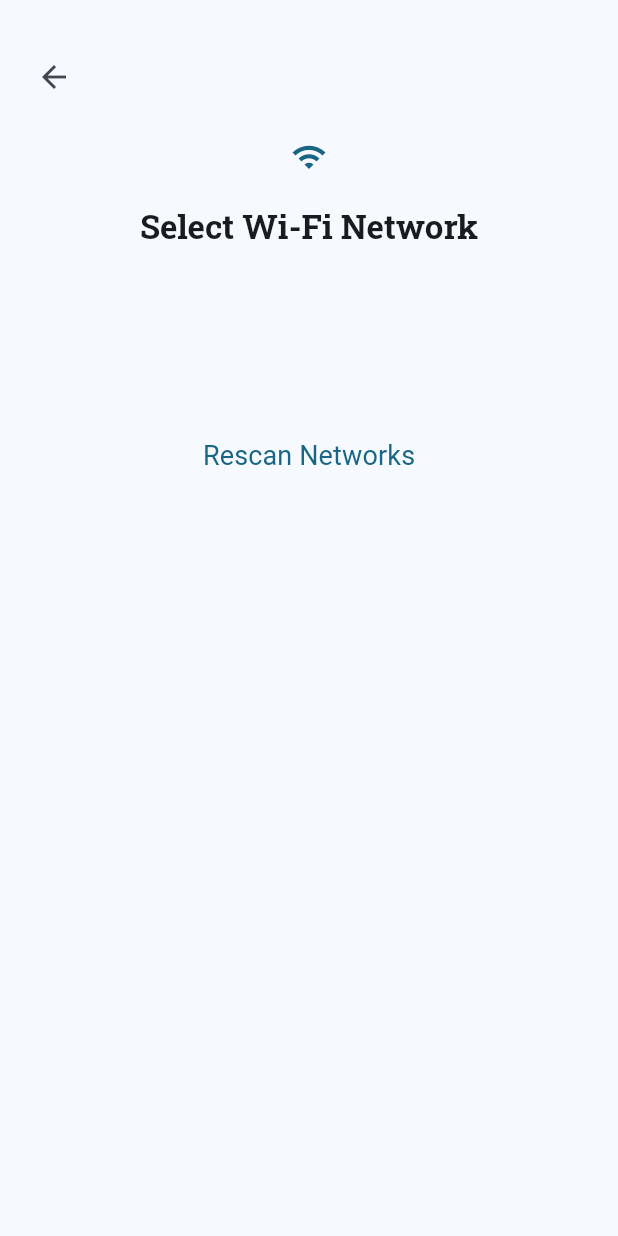
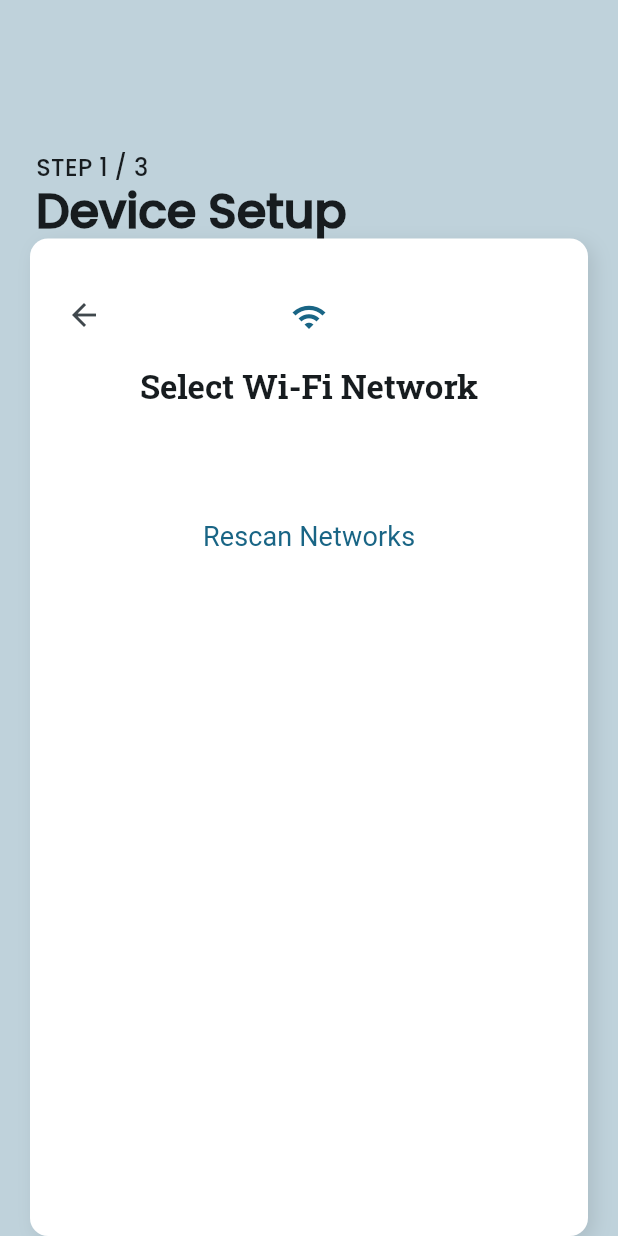
Before and after one commit to colint-designcatapult/pillorganizer, a Flutter app: the ProvisionSelectWifiPage screen opened directly with empty values, after a tap on "Rescan Networks", on a phone screen of 412 x 824 dp. Run offline on Flutter 3.47's test engine with Material 2 defaults, Android fonts, the light colour scheme and no system bars; drawn by our look-alikes of flutter_platform_widgets; our stand-ins replace convert, dio, equatable, firebase_core, firebase_messaging, fixnum and 14 more; missing offline and left inert: protobuf, validatorless; accounts and stored records are empty; generated files the repository leaves out were written again; network calls fail; project files that could hold a hidden picture were left out.

Commit message:
feat: integration onboarding screen skeleton

```diff
--- a/app/lib/main.dart
+++ b/app/lib/main.dart
@@ -151,7 +151,11 @@ class MyApp extends StatelessWidget {
                     bodyMedium: TextStyle(
                         fontFamily: 'Poppins',
                         fontSize: 16,
-                        fontWeight: FontWeight.w500)),
+                        fontWeight: FontWeight.w500),
+                    displayLarge: TextStyle(
+                        fontFamily: 'Poppins',
+                        fontSize: 32,
+                        fontWeight: FontWeight.w700)),
               ),
               navigatorObservers: [routeObserver],
             ),
--- a/app/lib/screens/provision.dart
+++ b/app/lib/screens/provision.dart
@@ -74,6 +74,8 @@ class _ProvisionPageState extends State<ProvisionPage>
                   prov.state.stage, prov.state.error, prov.state.progress),
               builder: (_, data, __) {
                 return WizardStep(
+                  stepTitle: 'Device Setup',
+                  stepNumber: '1',
                   icon: _buildIcon(data),
                   title: _buildTitle(data),
                   subtext: _buildSubtitle(data),
@@ -100,14 +102,15 @@ class _ProvisionPageState extends State<ProvisionPage>
   Widget _buildBody(data) {
     if (data.item2 != null) {
       return SliverToBoxAdapter(
-          child: Padding(
+          child: Column(
+        children: [
+          Padding(
               padding: const EdgeInsets.symmetric(horizontal: 40.0),
-        child: ErrorInfoBox(error: data.item2),
+              child: ErrorInfoBox(error: data.item2)),
+        ],
       ));
     } else {
-      return SliverFillRemaining(
-          hasScrollBody: false,
-          child: Padding(
+      return Padding(
           padding: const EdgeInsets.symmetric(horizontal: 40.0),
           child: Align(
             alignment: Alignment.topCenter,
@@ -115,7 +118,7 @@ class _ProvisionPageState extends State<ProvisionPage>
               value: data.item3,
               semanticsLabel: 'Progress',
             ),
-              )));
+          ));
     }
   }
 
@@ -253,33 +256,37 @@ class ProvisionSelectWifiPage extends StatelessWidget {
             selector: (_, prov) => Tuple2(prov.state.stage, prov.state.error),
             builder: (_, data, __) {
               return WizardStep(
+                fullscreen: true,
+                stepTitle: 'Device Setup',
+                stepNumber: '1',
                 icon: const Icon(Icons.wifi),
                 title: "Select Wi-Fi Network",
                 subtext: "",
-                child: SliverFillRemaining(
-                    hasScrollBody: false,
+                child: Expanded(
                     child: Padding(
                   padding: const EdgeInsets.only(
                       left: 40.0, right: 40.0, bottom: 40.0),
-                      child: Consumer<ProvisionProvider>(
-                          builder: (_, prov, child) {
+                  child: Consumer<ProvisionProvider>(builder: (_, prov, child) {
                     if (prov.state.wifiNetworks == null) {
-                          return const Center(
-                              child: CircularProgressIndicator());
+                      return const Center(child: CircularProgressIndicator());
                     } else {
-                          return Column(
+                      return SingleChildScrollView(
+                        physics: const AlwaysScrollableScrollPhysics(),
+                        child: Column(
                           mainAxisSize: MainAxisSize.max,
                           children: [
                             ...prov.state.wifiNetworks!
-                                    .map(
-                                        (e) => _buildWifiCard(context, e, prov))
+                                .map((e) => _buildWifiCard(context, e, prov))
                                 .toList(growable: false),
                             TextButton(
                               onPressed: () {
                                 prov.rescanNetworks();
                               },
-                                    child: const Text('Rescan Networks'))
-                              ]);
+                              child: const Text('Rescan Networks'),
+                            ),
+                          ],
+                        ),
+                      );
                     }
                   }),
                 )),
@@ -386,6 +393,8 @@ class ProvisionConnectingPage extends StatelessWidget {
               selector: (_, prov) => Tuple2(prov.state.stage, prov.state.error),
               builder: (_, data, __) {
                 return WizardStep(
+                  stepTitle: 'Device Setup',
+                  stepNumber: '1',
                   icon: _buildIcon(context, data),
                   title: _buildTitle(data),
                   subtext: _buildSubtitle(data),
@@ -425,11 +434,8 @@ class ProvisionConnectingPage extends StatelessWidget {
         child: ErrorInfoBox(error: data.item2),
       ));
     } else {
-      return SliverFillRemaining(
-          hasScrollBody: false,
-          child: Padding(
-              padding:
-                  const EdgeInsets.only(left: 40.0, right: 40.0, bottom: 40.0),
+      return Padding(
+          padding: const EdgeInsets.only(left: 40.0, right: 40.0, bottom: 40.0),
           child: Center(
             child: Consumer<ProvisionProvider>(builder: (_, prov, child) {
               if (prov.state.stage == ProvisionStage.complete) {
@@ -450,7 +456,7 @@ class ProvisionConnectingPage extends StatelessWidget {
                 return Container();
               }
             }),
-              )));
+          ));
     }
     /*if(state.stage == ProvisionStage.complete) {
       return Container();
--- a/app/lib/widgets/wizard.dart
+++ b/app/lib/widgets/wizard.dart
@@ -1,36 +1,43 @@
-import 'dart:math';
-
 import 'package:flutter/material.dart';
 
-class WizardStepHeaderDelegate extends SliverPersistentHeaderDelegate {
-  WizardStepHeaderDelegate(
-      {this.icon,
+class WizardStepBodyDelegate extends StatelessWidget {
+  const WizardStepBodyDelegate(
+      {super.key,
+      this.icon,
       this.title,
       this.subtext,
       this.hasBackButton = true,
-      this.onBackPressed});
-
-  final double _maxExtent = 280;
-  final double _minExtent = 100;
+      this.onBackPressed,
+      this.child});
 
   final Widget? icon;
   final String? title;
   final String? subtext;
   final bool hasBackButton;
   final VoidCallback? onBackPressed;
+  final Widget? child;
 
   @override
-  Widget build(
-      BuildContext context, double shrinkOffset, bool overlapsContent) {
-    return Container(
-        decoration: BoxDecoration(
-          color: Theme.of(context).scaffoldBackgroundColor,
+  Widget build(BuildContext context) {
+    return Expanded(
+        child: Container(
+      padding: const EdgeInsets.symmetric(horizontal: 20),
+      child: CustomScrollView(
+        physics: const NeverScrollableScrollPhysics(),
+        slivers: [
+          SliverSafeArea(
+            sliver: SliverFillRemaining(
+                hasScrollBody: true,
+                child: Container(
+                    decoration: const BoxDecoration(
+                      color: Colors.white,
+                      borderRadius: BorderRadius.all(Radius.circular(12)),
                       boxShadow: [
                         BoxShadow(
-              color: Colors.grey.withOpacity(_shadowOpacity(shrinkOffset)),
-              spreadRadius: 1,
-              blurRadius: 3,
-              offset: const Offset(0, 3), // changes position of shadow
+                          color: Color.fromRGBO(0, 0, 0, 0.1),
+                          offset: Offset(4, 4),
+                          blurRadius: 10,
+                          spreadRadius: 0,
                         ),
                       ],
                     ),
@@ -44,13 +51,14 @@ class WizardStepHeaderDelegate extends SliverPersistentHeaderDelegate {
                           ),
                         ),
                         Align(
-                alignment: Alignment(_xOffset(shrinkOffset), 0),
+                            alignment: Alignment.center,
                             child: Column(
                               mainAxisSize: MainAxisSize.min,
                               children: [
-                    if (icon != null && _percent(shrinkOffset) > 0.75)
+                                if (icon != null)
                                   Padding(
-                          padding: const EdgeInsets.only(top: 40, bottom: 20),
+                                      padding: const EdgeInsets.only(
+                                          top: 40, bottom: 20),
                                       child: Theme(
                                           data: Theme.of(context).copyWith(
                                               iconTheme: IconThemeData(
@@ -65,18 +73,25 @@ class WizardStepHeaderDelegate extends SliverPersistentHeaderDelegate {
                                       style: Theme.of(context)
                                           .textTheme
                                           .titleLarge
-                              ?.copyWith(
-                                  fontSize: 22 * _fontMultiplier(shrinkOffset)),
+                                          ?.copyWith(fontSize: 22),
                                       text: title!),
-                    if (subtext != null && _percent(shrinkOffset) > 0.75)
+                                if (subtext != null)
                                   Padding(
                                       padding: const EdgeInsets.only(
-                              top: 20, bottom: 20, left: 40, right: 40),
+                                          top: 20,
+                                          bottom: 20,
+                                          left: 40,
+                                          right: 40),
                                       child: _buildAnimatedText(
-                              context: context, text: subtext!))
+                                          context: context, text: subtext!)),
+                                if (child != null) child!,
                               ],
-                ))
+                            )),
                       ],
+                    ))),
+          ),
+        ],
+      ),
     ));
   }
 
@@ -100,50 +115,24 @@ class WizardStepHeaderDelegate extends SliverPersistentHeaderDelegate {
             style: style,
             textAlign: TextAlign.center));
   }
-
-  double _percent(shrinkOffset) => 1.0 - (shrinkOffset / _maxExtent);
-
-  double _backButtonOffset() => hasBackButton ? 140 : 40;
-
-  double _xOffset(shrinkOffset) {
-    return -(shrinkOffset > _maxExtent - _backButtonOffset()
-            ? _maxExtent - _backButtonOffset()
-            : shrinkOffset) /
-        _maxExtent;
-  }
-
-  double _fontMultiplier(shrinkOffset) {
-    return max(
-        0.90, (1.0 - (shrinkOffset / _maxExtent) * (_minExtent / _maxExtent)));
-  }
-
-  double _shadowOpacity(shrinkOffset) {
-    return (shrinkOffset / _maxExtent) * 0.2;
-  }
-
-  @override
-  double get maxExtent => _maxExtent;
-
-  @override
-  double get minExtent => _minExtent;
-
-  @override
-  bool shouldRebuild(covariant WizardStepHeaderDelegate oldDelegate) {
-    return oldDelegate != this;
-  }
 }
 
 class WizardStep extends StatelessWidget {
   const WizardStep(
       {super.key,
+      required this.stepNumber,
+      required this.stepTitle,
       this.icon,
       this.title,
       this.child,
       this.subtext,
       this.footer,
       this.hasBackButton = true,
+      this.fullscreen = false,
       this.onBackPressed});
 
+  final String stepNumber;
+  final String stepTitle;
   final Widget? icon;
   final String? title;
   final String? subtext;
@@ -151,32 +140,54 @@ class WizardStep extends StatelessWidget {
   final Widget? footer;
   final bool hasBackButton;
   final VoidCallback? onBackPressed;
+  final bool? fullscreen;
 
   @override
   Widget build(BuildContext context) {
-    return Column(
+    return Scaffold(
+        backgroundColor: const Color(0xFFBFD2DB),
+        body: Column(
           mainAxisAlignment: MainAxisAlignment.start,
-      crossAxisAlignment: CrossAxisAlignment.center,
+          crossAxisAlignment: CrossAxisAlignment.start,
           mainAxisSize: MainAxisSize.max,
           children: [
-        Expanded(
-          child: CustomScrollView(
-            slivers: [
-              SliverSafeArea(
-                sliver: SliverPersistentHeader(
-                  pinned: true,
-                  delegate: WizardStepHeaderDelegate(
+            Padding(
+              padding: const EdgeInsets.only(left: 24, top: 100),
+              child: Column(
+                crossAxisAlignment: CrossAxisAlignment.start,
+                children: [
+                  Text(
+                    "STEP $stepNumber / 3",
+                    textAlign: TextAlign.left,
+                    style: Theme.of(context).textTheme.bodyMedium,
+                  ),
+                  Text(
+                    stepTitle,
+                    textAlign: TextAlign.left,
+                    style: Theme.of(context).textTheme.displayLarge,
+                  ),
+                ],
+              ),
+            ),
+            fullscreen!
+                ? WizardStepBodyDelegate(
                     title: title,
                     icon: icon,
                     subtext: subtext,
                     hasBackButton: hasBackButton,
-                      onBackPressed: onBackPressed),
-                ),
-              ),
-              if (child != null) child!,
-            ],
-          ),
-        ),
+                    onBackPressed: onBackPressed,
+                    child: child,
+                  )
+                : SizedBox(
+                    height: 400,
+                    child: WizardStepBodyDelegate(
+                      title: title,
+                      icon: icon,
+                      subtext: subtext,
+                      hasBackButton: hasBackButton,
+                      onBackPressed: onBackPressed,
+                      child: child,
+                    )),
             AnimatedSwitcher(
               duration: const Duration(milliseconds: 350),
               switchInCurve: Curves.easeIn,
@@ -200,8 +211,8 @@ class WizardStep extends StatelessWidget {
                             color: Colors.grey.withOpacity(0.2),
                             spreadRadius: 1,
                             blurRadius: 3,
-                        offset:
-                            const Offset(0, -3), // changes position of shadow
+                            offset: const Offset(
+                                0, -3), // changes position of shadow
                           ),
                         ],
                       ),
@@ -215,37 +226,6 @@ class WizardStep extends StatelessWidget {
                     ),
             )
           ],
-    );
+        ));
   }
 }
-
-class DecoratedWizardStep extends StatefulWidget {
-  const DecoratedWizardStep(
-      {super.key, this.icon, this.title, this.subtext, this.child});
-
-  final Widget? icon;
-  final String? title;
-  final String? subtext;
-  final Widget? child;
-
-  @override
-  State<StatefulWidget> createState() => _DecoratedWizardStep();
-}
-
-class _DecoratedWizardStep extends State<DecoratedWizardStep> {
-  final GlobalKey<FormState> formKey = GlobalKey();
-
-  @override
-  Widget build(BuildContext context) {
-    return Form(
-      key: formKey,
-      child: WizardStep(
-        icon: widget.icon,
-        title: widget.title,
-        subtext: widget.subtext,
-        child: widget.child,
-        footer: ElevatedButton(onPressed: null, child: Text('Continue')),
-      ),
-    );
-  }
-}
```
Also changed, not shown: app/lib/screens/post_setup_wizard.dart (+17 -16 lines). Lines whose indentation alone changed are shown as unchanged.
